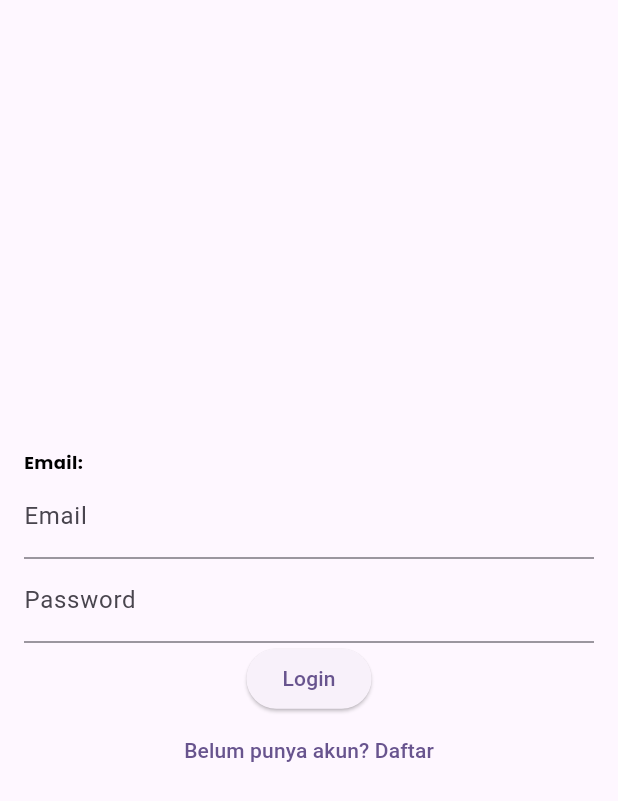
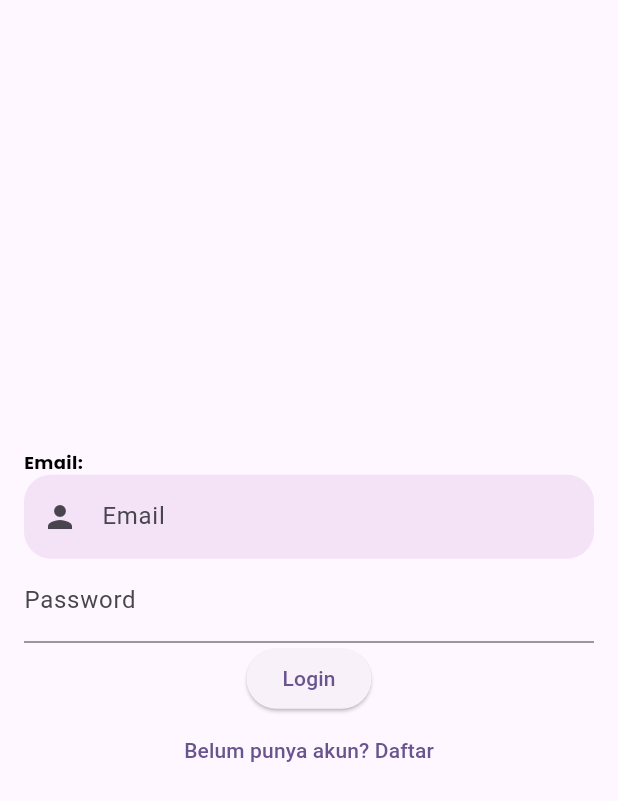
Before and after one commit to Alan21103/20220140127_UCP1Flutter, a Flutter app: the LoginPage screen opened directly, on a phone screen of 412 x 824 dp. Shown: the top 801 px of the screen. Run offline on Flutter 3.47's test engine with Material 3 defaults, Android fonts, the phone set to English and light mode, and no system bars; our stand-ins replace google_fonts.

Commit message:
Membuat placeholder dan menambahkan icon

```diff
--- a/lib/presentation/loginpage.dart
+++ b/lib/presentation/loginpage.dart
@@ -43,7 +43,16 @@ class _LoginPageState extends State<LoginPage> {
                   ),
                   TextFormField(
                     controller: emailController,
-                    decoration: const InputDecoration(labelText: 'Email'),
+                    decoration: InputDecoration(
+                      hintText: "Email",
+                      border: OutlineInputBorder(
+                        borderRadius: BorderRadius.circular(18),
+                        borderSide: BorderSide.none
+                      ),
+                      fillColor: Colors.purple.withOpacity(0.1),
+                      filled: true,
+                      prefixIcon: const Icon(Icons.person)
+                      ),
                     validator: (value) {
                       if (value == null || value.isEmpty) {
                         return 'Please enter your email';
```
